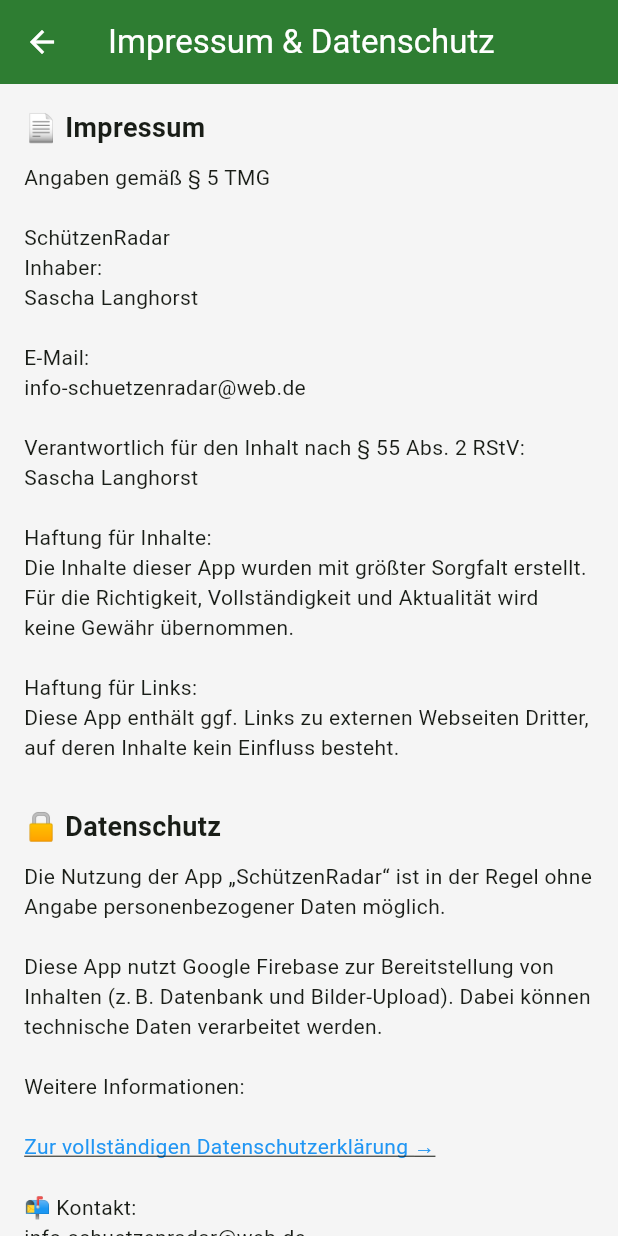
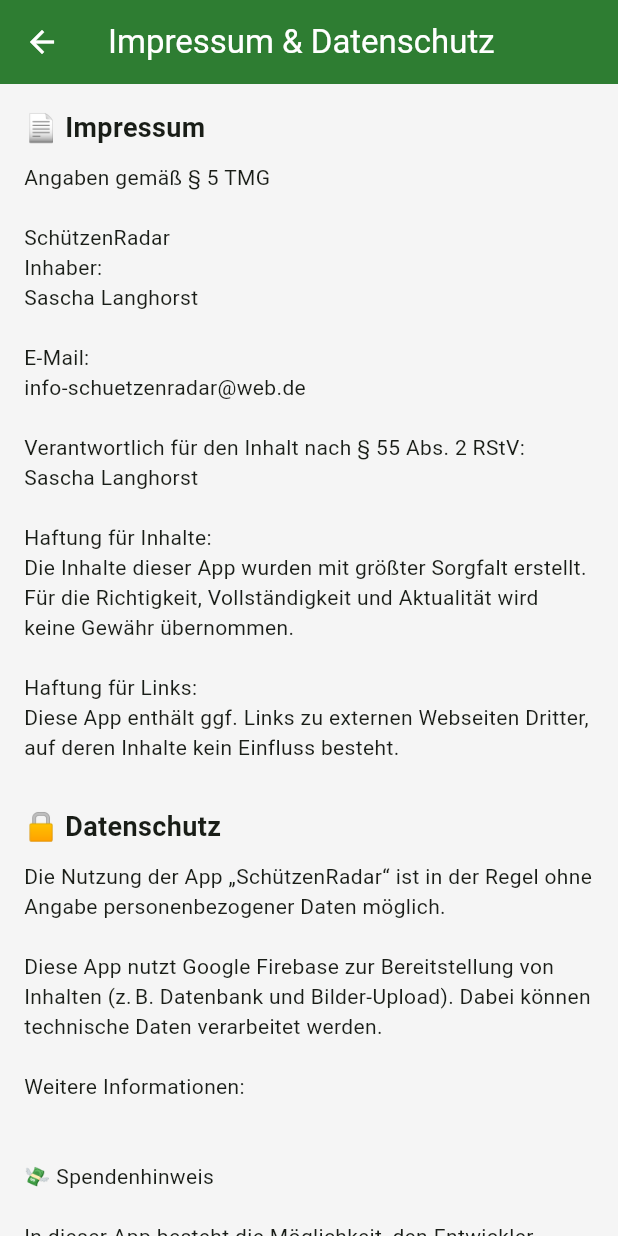
Before and after one commit to Sascha22091994/schuetzenradar-app, a Flutter app: the screen it shows after launch, item 3 of the bottom bar chosen, scrolled down 576 dp, after a tap on "Impressum & Datenschutz", on a phone screen of 412 x 824 dp. Run offline on Flutter 3.47's test engine with Material 3 defaults, Android fonts, the phone set to English and light mode, and no system bars; our stand-ins replace cloud_firestore, firebase_core, shared_preferences; accounts and stored records are empty.

Commit message:
taxibutton, Datenschutz,fixlocation

```diff
--- a/lib/screens/home_screen.dart
+++ b/lib/screens/home_screen.dart
@@ -164,12 +164,20 @@
 //--------------------------------------------------
 // ✅ TAXI BUTTON (NEU)
  //--------------------------------------------------
+
+//--------------------------------------------------
+// 🚕 TAXI FEATURE CARD
+//--------------------------------------------------
+//--------------------------------------------------
+// 🚕 TAXI QUICK ACTION (SCHMAL + GELB)
+//--------------------------------------------------
 Padding(
-  padding: const EdgeInsets.symmetric(horizontal: 12),
+  padding: const EdgeInsets.symmetric(horizontal: 12, vertical: 6),
   child: Align(
     alignment: Alignment.centerLeft,
-    child: ElevatedButton.icon(
-      onPressed: () {
+    child: InkWell(
+      borderRadius: BorderRadius.circular(20),
+      onTap: () {
         Navigator.push(
           context,
           MaterialPageRoute(
@@ -177,11 +185,49 @@
           ),
         );
       },
-      icon: const Icon(Icons.local_taxi),
-      label: const Text("Taxis im Kreis"),
+      child: Container(
+        padding: const EdgeInsets.symmetric(horizontal: 14, vertical: 10),
+        decoration: BoxDecoration(
+          color: const Color(0xFFFFC107), // Taxi Gelb
+          borderRadius: BorderRadius.circular(20),
+          boxShadow: [
+            BoxShadow(
+              color: Colors.black.withOpacity(0.15),
+              blurRadius: 6,
+            )
+          ],
+        ),
+        child: Row(
+          mainAxisSize: MainAxisSize.min, // 🔥 macht ihn schmal!
+          children: [
+
+            const Icon(Icons.local_taxi, color: Colors.black),
+
+            const SizedBox(width: 8),
+
+            const Text(
+              "Taxi",
+              style: TextStyle(
+                color: Colors.black,
+                fontWeight: FontWeight.bold,
+              ),
+            ),
+
+            const SizedBox(width: 6),
+
+            const Icon(
+              Icons.arrow_forward_ios,
+              size: 14,
+              color: Colors.black,
+            ),
+          ],
+        ),
+      ),
     ),
   ),
 ),
+
+
               //--------------------------------------------------
               // LISTE
               //--------------------------------------------------
--- a/lib/screens/legal_screen.dart
+++ b/lib/screens/legal_screen.dart
@@ -84,6 +84,21 @@
             "Weitere Informationen:\n",
           ),
 
+const SizedBox(height: 20),
+
+const Text(
+  "💸 Spendenhinweis\n\n"
+
+  "In dieser App besteht die Möglichkeit, den Entwickler freiwillig "
+  "über einen externen Dienst (PayPal) zu unterstützen.\n\n"
+
+  "Es handelt sich dabei um freiwillige Spenden ohne Gegenleistung.\n"
+  "Es werden keine digitalen Inhalte oder Funktionen verkauft.\n\n"
+
+  "Die Zahlungsabwicklung erfolgt ausschließlich über PayPal. "
+  "Es gelten die Datenschutzbestimmungen von PayPal.",
+),
+
           //--------------------------------------------------
           // ✅ LINK ZU GITHUB PRIVACY
           //--------------------------------------------------
```
Also changed, not shown: lib/screens/location_admin_screen.dart (+48 -18 lines), lib/screens/news_screen.dart (+12 -2 lines).
